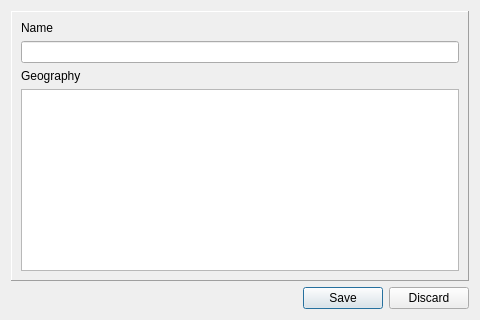
Old version of the form dialogs/authoritydetailsdialog.ui in the repository caxapyk/pa-decision.
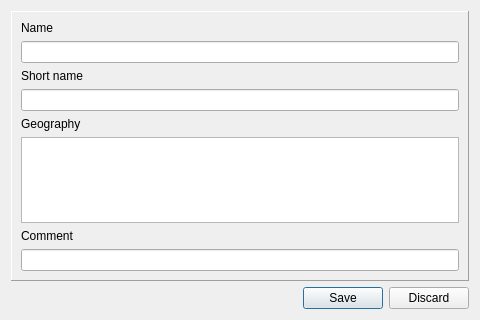
New version of the form. Icons and pictures are not drawn.

```diff
--- a/dialogs/authoritydetailsdialog.ui
+++ b/dialogs/authoritydetailsdialog.ui
@@ -49,6 +49,16 @@
       <item>
        <widget class="QLineEdit" name="lE_name"/>
       </item>
+      <item>
+       <widget class="QLabel" name="label_3">
+        <property name="text">
+         <string>Short name</string>
+        </property>
+       </widget>
+      </item>
+      <item>
+       <widget class="QLineEdit" name="lE_shortName"/>
+      </item>
       <item>
        <widget class="QLabel" name="label_2">
         <property name="text">
@@ -59,6 +69,16 @@
       <item>
        <widget class="QPlainTextEdit" name="pTE_geo"/>
       </item>
+      <item>
+       <widget class="QLabel" name="label">
+        <property name="text">
+         <string>Comment</string>
+        </property>
+       </widget>
+      </item>
+      <item>
+       <widget class="QLineEdit" name="lE_comment"/>
+      </item>
      </layout>
     </widget>
    </item>
```
